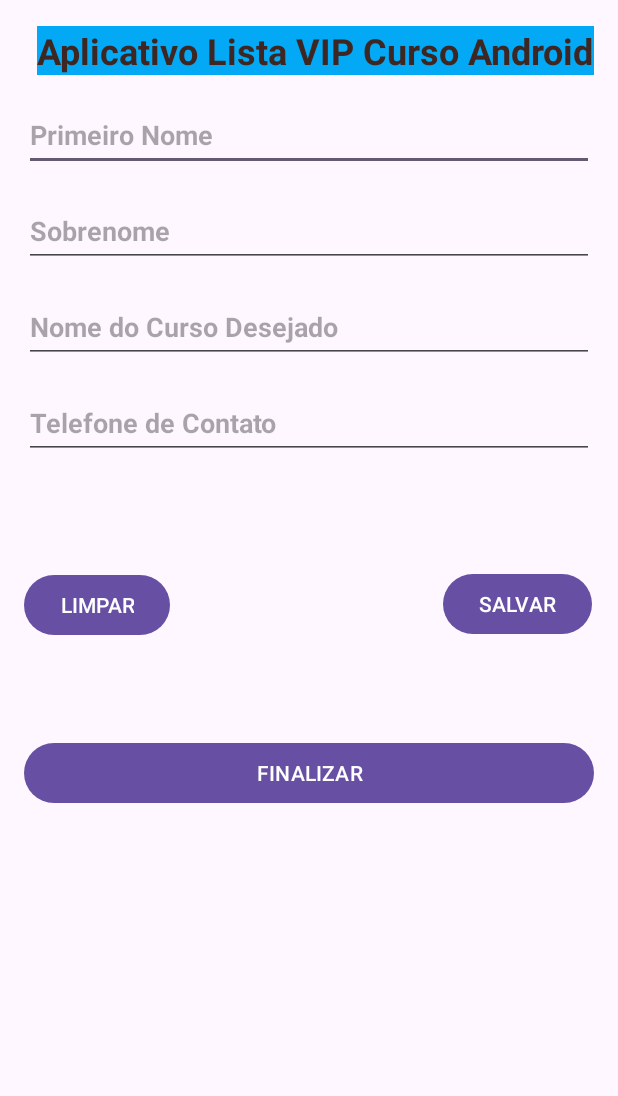
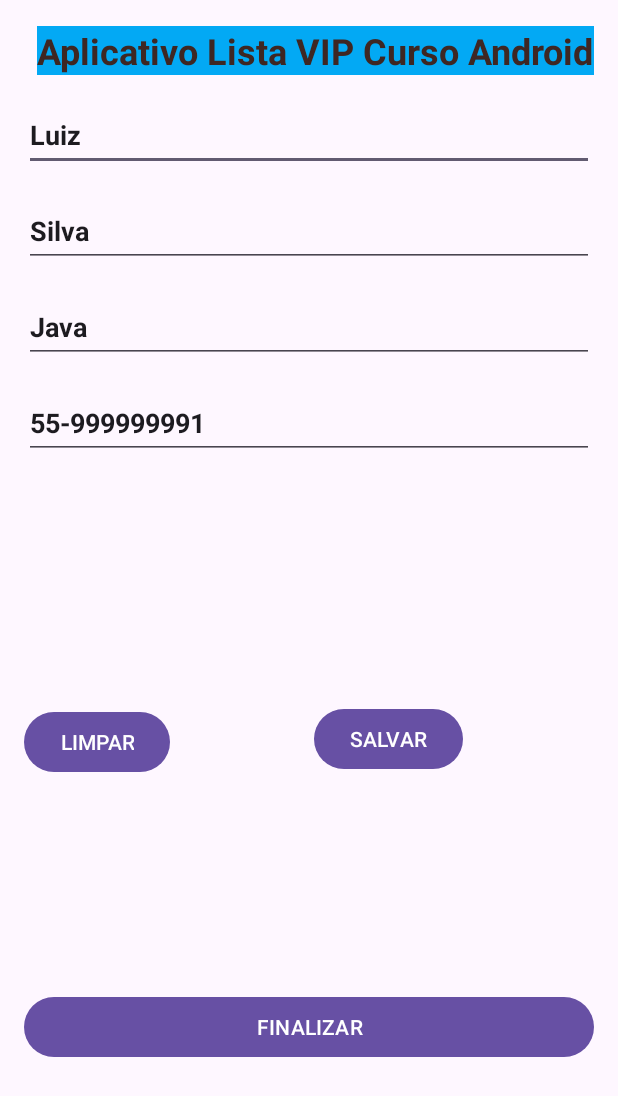
Before and after one commit to Bscanto/Curso-Desenvolvimento-Android-2023, an Android app: the screen it shows after launch (MainActivity), on a phone screen of 412 x 824 dp. Shown: the top 1096 px of the screen. Run offline under Robolectric (Android 15) with nearby library versions, the phone set to English and light mode, and no system bars.

```diff
--- a/AppListaCurso/app/src/main/java/devandroid/bruno/applistacurso/view/MainActivity.java
+++ b/AppListaCurso/app/src/main/java/devandroid/bruno/applistacurso/view/MainActivity.java
@@ -4,6 +4,10 @@ import androidx.appcompat.app.AppCompatActivity;
 
 import android.os.Bundle;
 import android.util.Log;
+import android.view.View;
+import android.widget.Button;
+import android.widget.EditText;
+import android.widget.Toast;
 
 import devandroid.bruno.applistacurso.R;
 import devandroid.bruno.applistacurso.model.Pessoa;
@@ -16,6 +20,17 @@ public class MainActivity extends AppCompatActivity {
     String dadosPessoa;
     String dadosOutraPessoa;
 
+
+    EditText editPrimeiroNome;
+    EditText editSobreNomeAluno;
+    EditText editNomeCurso;
+    EditText editTelefoneContato;
+
+    Button btnLimpar;
+    Button btnSalvar;
+    Button btnFinalizar;
+
+
     @Override
     protected void onCreate(Bundle savedInstanceState) {
         super.onCreate(savedInstanceState);
@@ -24,10 +39,10 @@ public class MainActivity extends AppCompatActivity {
         pessoa = new Pessoa();
 
         // Atriduir conteúdo, dados, valores para o objeto
-        pessoa.setPrimeiroNome("Bruno");
-        pessoa.setSobreNome("Canto");
-        pessoa.setCursoDesejado("Android");
-        pessoa.setTelefoneContato("55-999999999");
+        //pessoa.setPrimeiroNome("Bruno");
+        //pessoa.setSobreNome("Canto");
+        //pessoa.setCursoDesejado("Android");
+        //pessoa.setTelefoneContato("55-999999999");
 
 
         outraPessoa = new Pessoa();
@@ -35,6 +50,55 @@ public class MainActivity extends AppCompatActivity {
         outraPessoa.setSobreNome("Silva");
         outraPessoa.setCursoDesejado("Java");
         outraPessoa.setTelefoneContato("55-999999991");
+
+
+        editPrimeiroNome = findViewById(R.id.editPrimeiroNome);
+        editSobreNomeAluno = findViewById(R.id.editSobreNomeAluno);
+        editNomeCurso = findViewById(R.id.editNomeCurso);
+        editTelefoneContato = findViewById(R.id.editTelefoneContato);
+
+        btnLimpar = findViewById(R.id.btnLimpar);
+        btnSalvar = findViewById(R.id.btnSalvar);
+        btnFinalizar = findViewById(R.id.btnFinalizar);
+
+
+        editPrimeiroNome.setText(outraPessoa.getPrimeiroNome());
+        editSobreNomeAluno.setText(outraPessoa.getSobreNome());
+        editNomeCurso.setText(outraPessoa.getCursoDesejado());
+        editTelefoneContato.setText(outraPessoa.getTelefoneContato());
+
+
+        btnLimpar.setOnClickListener(new View.OnClickListener() {
+            @Override
+            public void onClick(View view) {
+                editPrimeiroNome.setText("");
+                editSobreNomeAluno.setText("");
+                editTelefoneContato.setText("");
+                editNomeCurso.setText("");
+            }
+        });
+
+
+        btnFinalizar.setOnClickListener(new View.OnClickListener() {
+            @Override
+            public void onClick(View view) {
+                Toast.makeText(MainActivity.this, "Volte Sempre", Toast.LENGTH_LONG).show();
+                finish();
+            }
+        });
+
+        btnSalvar.setOnClickListener(new View.OnClickListener() {
+            @Override
+            public void onClick(View view) {
+                pessoa.setPrimeiroNome(editPrimeiroNome.getText().toString());
+                pessoa.setSobreNome(editSobreNomeAluno.getText().toString());
+                pessoa.setCursoDesejado(editNomeCurso.getText().toString());
+                pessoa.setTelefoneContato(editTelefoneContato.getText().toString());
+
+                Toast.makeText(MainActivity.this, "Salvo" + pessoa.toString(), Toast.LENGTH_LONG).show();
+
+            }
+        });
 
 
 /*
--- a/AppListaCurso/app/src/main/res/layout/activity_main.xml
+++ b/AppListaCurso/app/src/main/res/layout/activity_main.xml
@@ -34,7 +34,7 @@
         app:layout_constraintTop_toBottomOf="@+id/txtTituloApp"
         android:autofillHints="" />
 
-    <EditText android:id="@+id/editSobreNome"
+    <EditText android:id="@+id/editSobreNomeAluno"
         android:layout_width="match_parent"
         android:layout_height="48dp"
         android:layout_margin="16dp"
@@ -57,7 +57,7 @@
         android:textStyle="bold"
         app:layout_constraintEnd_toEndOf="parent"
         app:layout_constraintStart_toStartOf="parent"
-        app:layout_constraintTop_toBottomOf="@+id/editSobreNome"
+        app:layout_constraintTop_toBottomOf="@+id/editSobreNomeAluno"
         android:autofillHints="" />
 
     <EditText android:id="@+id/editTelefoneContato"
@@ -83,18 +83,19 @@
         app:layout_constraintTop_toBottomOf="@+id/editTelefoneContato"
         app:layout_constraintVertical_bias="0.536" />
 
-    <Button android:id="@+id/btnSalvar"
+    <Button
+        android:id="@+id/btnSalvar"
         android:layout_width="wrap_content"
         android:layout_height="wrap_content"
-        android:layout_marginStart="164dp"
+        android:layout_marginStart="96dp"
         android:text="@string/txt_button_salvar"
         app:layout_constraintBottom_toTopOf="@+id/btnFinalizar"
-        app:layout_constraintEnd_toEndOf="parent"
         app:layout_constraintStart_toEndOf="@+id/btnLimpar"
         app:layout_constraintTop_toBottomOf="@+id/editTelefoneContato"
-        app:layout_constraintVertical_bias="0.53" />
+        app:layout_constraintVertical_bias="0.531" />
 
-    <Button android:id="@+id/btnFinalizar"
+    <Button
+        android:id="@+id/btnFinalizar"
         android:layout_width="match_parent"
         android:layout_height="wrap_content"
         android:layout_margin="16dp"
@@ -102,9 +103,9 @@
         android:text="@string/txt_button_finalizar"
         app:layout_constraintBottom_toBottomOf="parent"
         app:layout_constraintEnd_toEndOf="parent"
-        app:layout_constraintHorizontal_bias="1.0"
+        app:layout_constraintHorizontal_bias="0.218"
         app:layout_constraintStart_toStartOf="parent"
         app:layout_constraintTop_toBottomOf="@+id/editTelefoneContato"
-        app:layout_constraintVertical_bias="0.386" />
+        app:layout_constraintVertical_bias="0.773" />
 
 </androidx.constraintlayout.widget.ConstraintLayout>
```
